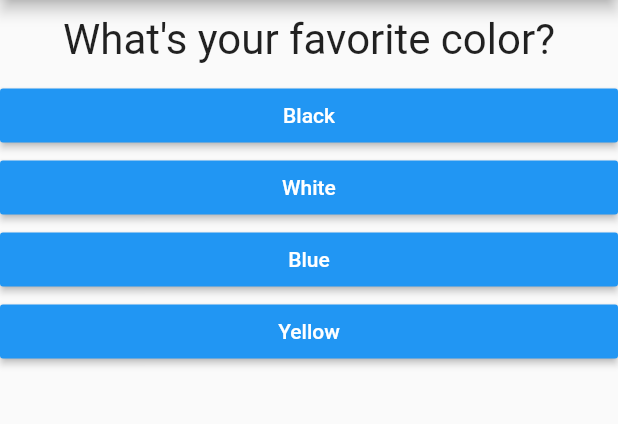
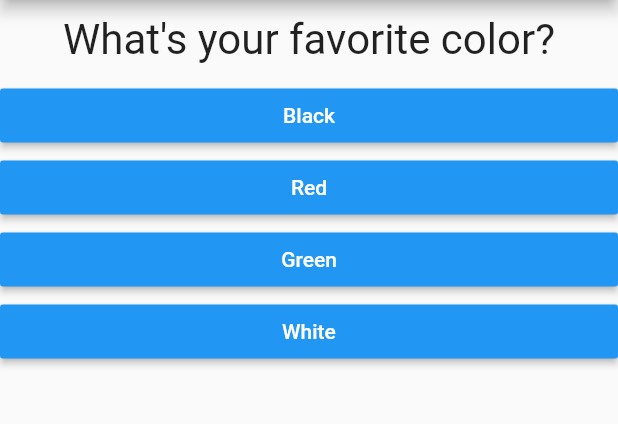
Before and after one commit to gagandeepkaur15/Flutter, a Flutter app: the screen it shows after launch, on a phone screen of 412 x 824 dp, the part 84-508 px from its top. Run offline on Flutter 3.47's test engine with Material 2 defaults, Android fonts, the phone set to English and light mode, and no system bars.

Commit message:
Fixed Null Safety Issue

```diff
--- a/lib/answer.dart
+++ b/lib/answer.dart
@@ -1,7 +1,7 @@
 import 'package:flutter/material.dart';
 
 class Answer extends StatelessWidget {
-  final Function selectHandler;
+  final VoidCallback selectHandler;
   final String answerText;
 
   Answer(this.selectHandler, this.answerText);
--- a/lib/main.dart
+++ b/lib/main.dart
@@ -28,11 +28,15 @@ class _MyAppState extends State<MyApp> {
     var questions = [
       {
         'questionText': 'What\'s your favorite color?',
-        'answers': ['Black', 'White', 'Blue', 'Yellow'],
+        'answers': ['Black', 'Red', 'Green', 'White'],
       },
       {
         'questionText': 'What\'s your favorite animal?',
-        'answers': ['Dog', 'Cat', 'Lion', 'Panda'],
+        'answers': ['Rabbit', 'Snake', 'Elephant', 'Lion'],
+      },
+      {
+        'questionText': 'Who\'s your favorite instructor?',
+        'answers': ['Max', 'Max', 'Max', 'Max'],
       },
     ];
     return MaterialApp(
@@ -43,7 +47,7 @@ class _MyAppState extends State<MyApp> {
         body: Column(
           children: [
             Question(
-              questions[_questionIndex]['questionText'],
+              questions[_questionIndex]['questionText'] as String,
             ),
             ...(questions[_questionIndex]['answers'] as List<String>)
                 .map((answer) {
```
